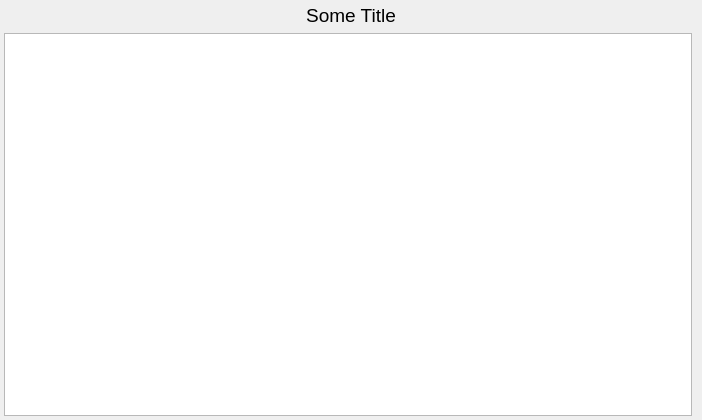
Above: Source/AIM/StatsGenerator/UI_Files/StatsGenPlotWidget.ui from BlueQuartzSoftware/DREAM3D before the change. Below: the same form after it.
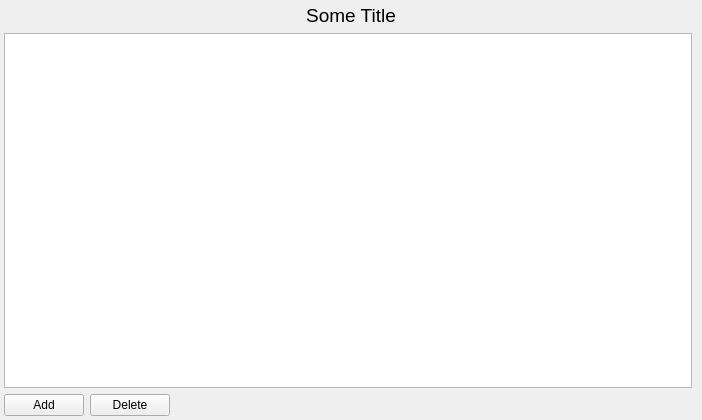
That is the form after the change. Custom widgets are drawn as their Qt base class.

Commit message: Adding tabs to User Interface for Stats Generator that use the StatsGenPlotWidget. Added some more API to the StatsGenPlotWidget to disable some functionality.

Patch:
```diff
--- a/Source/AIM/StatsGenerator/UI_Files/StatsGenPlotWidget.ui
+++ b/Source/AIM/StatsGenerator/UI_Files/StatsGenPlotWidget.ui
@@ -22,7 +22,66 @@
      <item>
       <layout class="QVBoxLayout" name="verticalLayout_3">
        <item>
-        <widget class="QTableView" name="m_TableView"/>
+        <widget class="QTableView" name="m_TableView">
+         <property name="alternatingRowColors">
+          <bool>true</bool>
+         </property>
+         <property name="selectionMode">
+          <enum>QAbstractItemView::SingleSelection</enum>
+         </property>
+         <property name="cornerButtonEnabled">
+          <bool>false</bool>
+         </property>
+         <attribute name="horizontalHeaderDefaultSectionSize">
+          <number>75</number>
+         </attribute>
+         <attribute name="horizontalHeaderHighlightSections">
+          <bool>false</bool>
+         </attribute>
+         <attribute name="verticalHeaderVisible">
+          <bool>false</bool>
+         </attribute>
+         <attribute name="verticalHeaderVisible">
+          <bool>false</bool>
+         </attribute>
+         <attribute name="horizontalHeaderHighlightSections">
+          <bool>false</bool>
+         </attribute>
+         <attribute name="horizontalHeaderDefaultSectionSize">
+          <number>75</number>
+         </attribute>
+        </widget>
+       </item>
+       <item>
+        <layout class="QHBoxLayout" name="horizontalLayout">
+         <item>
+          <widget class="QPushButton" name="addRowBtn">
+           <property name="text">
+            <string>Add</string>
+           </property>
+          </widget>
+         </item>
+         <item>
+          <widget class="QPushButton" name="deleteRowBtn">
+           <property name="text">
+            <string>Delete</string>
+           </property>
+          </widget>
+         </item>
+         <item>
+          <spacer name="horizontalSpacer">
+           <property name="orientation">
+            <enum>Qt::Horizontal</enum>
+           </property>
+           <property name="sizeHint" stdset="0">
+            <size>
+             <width>40</width>
+             <height>20</height>
+            </size>
+           </property>
+          </spacer>
+         </item>
+        </layout>
        </item>
       </layout>
      </item>
```
The commit also changes 5 other files.
